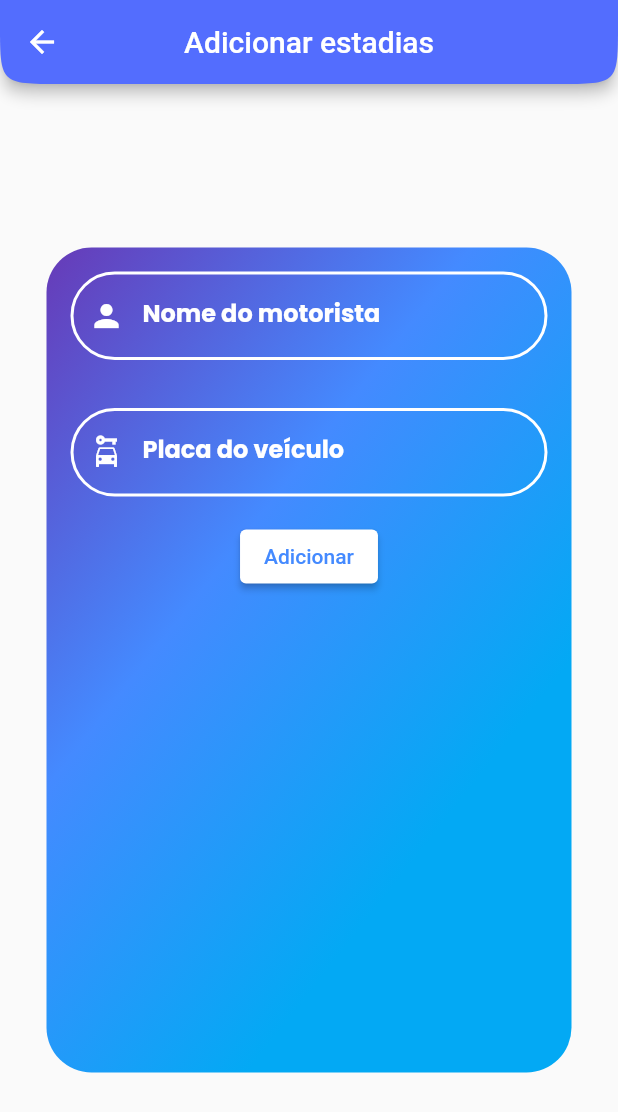
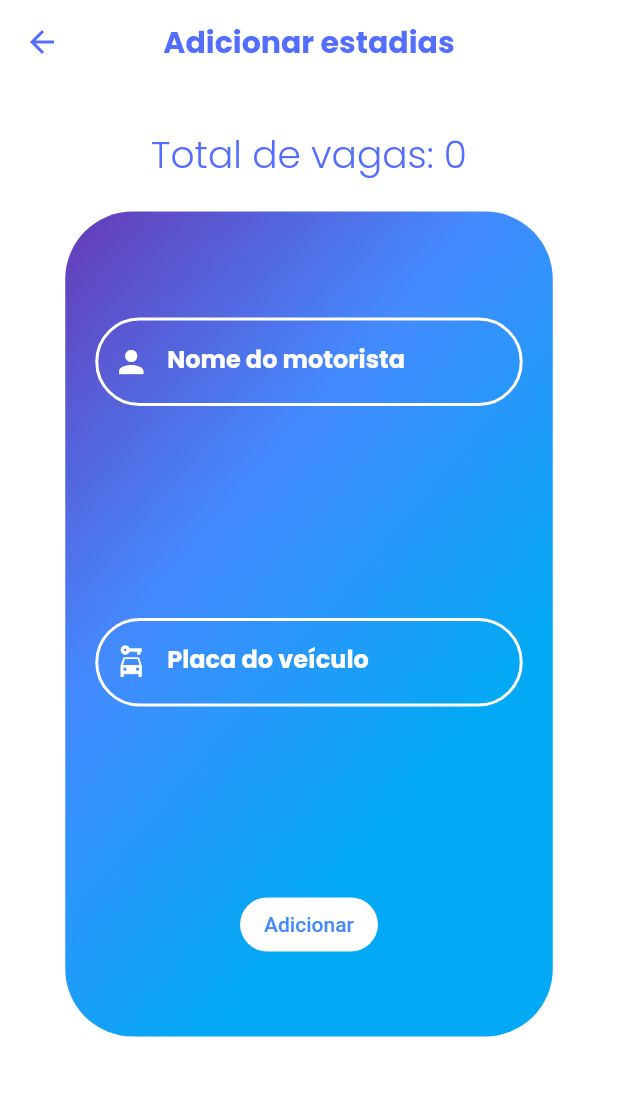
Before and after one commit to enzo-rocha/my-parking-projeto-final, a Flutter app: the screen it shows after launch, scrolled down 200 dp, after a tap on "Adicionar", on a phone screen of 412 x 824 dp. Shown: the top 1112 px of the screen. Run offline on Flutter 3.47's test engine with Material 2 defaults, Android fonts, the phone set to English and light mode, and no system bars; our stand-ins replace page_transition, shared_preferences.

Commit message:
commit 2

```diff
--- a/lib/main.dart
+++ b/lib/main.dart
@@ -8,7 +8,20 @@ import 'package:provider/provider.dart';
 import 'model/add_register_provider.dart';
 
 void main() {
-  runApp(ChangeNotifierProvider(child: const MyParking(), create: (_) => AddRegisterProvider()));
+  Provider.debugCheckInvalidValueType = null;
+  runApp(
+    MultiProvider(
+      providers: [
+        Provider(
+          create: (context) => AddRegisterProvider(),
+        ),
+        Provider(
+          create: (context) => NumberOfLotsState(),
+        ),
+      ],
+      child: const MyParking(),
+    ),
+  );
 }
 
 class MyParking extends StatelessWidget {
--- a/lib/view/screens/add_register_page.dart
+++ b/lib/view/screens/add_register_page.dart
@@ -1,4 +1,5 @@
 import 'package:final_project/model/add_register_provider.dart';
+import 'package:final_project/view/screens/number_of_lots_page.dart';
 import 'package:flutter/material.dart';
 import 'package:provider/provider.dart';
 
@@ -10,7 +11,6 @@ class AddRegisterPage extends StatefulWidget {
 }
 
 class _AddRegisterPageState extends State<AddRegisterPage> {
-
   final TextEditingController _driverNameController = TextEditingController();
   final TextEditingController _licensePlateController = TextEditingController();
   final _formKey = GlobalKey<FormState>();
@@ -18,10 +18,16 @@ class _AddRegisterPageState extends State<AddRegisterPage> {
   @override
   Widget build(BuildContext context) {
     return Scaffold(
+      backgroundColor: Colors.white,
       appBar: AppBar(
         centerTitle: true,
-        title: Text('Adicionar estadias'),
-        backgroundColor: Colors.indigoAccent,
+        title: const Text(
+          'Adicionar estadias',
+          style: TextStyle(color: Colors.indigoAccent, fontFamily: 'Poppins'),
+        ),
+        iconTheme: const IconThemeData(color: Colors.indigoAccent),
+        backgroundColor: Colors.white,
+        shadowColor: Colors.transparent,
         shape: const ContinuousRectangleBorder(
           borderRadius: BorderRadius.only(
             bottomLeft: Radius.circular(40),
@@ -32,21 +38,45 @@ class _AddRegisterPageState extends State<AddRegisterPage> {
       body: Form(
         key: _formKey,
         child: Center(
+          child: Column(
+            children: [
+              Padding(
+                padding: const EdgeInsets.only(top: 10),
                 child: Container(
                   decoration: BoxDecoration(
-              gradient: const LinearGradient(begin: Alignment.topLeft, colors: [
+                    color: Colors.white,
+                    borderRadius: BorderRadius.circular(40),
+                  ),
+                  width: 325,
+                  height: 75,
+                  child: Center(
+                      child: Text(
+                    "Total de vagas: ${Provider.of<NumberOfLotsState>(context, listen: false).numberOfLots}",
+                    style: const TextStyle(
+                        fontFamily: 'PoppinsLight',
+                        color: Colors.indigoAccent,
+                        fontSize: 25),
+                  )),
+                ),
+              ),
+              Container(
+                decoration: BoxDecoration(
+                  gradient: const LinearGradient(
+                      begin: Alignment.topLeft,
+                      colors: [
                         Colors.deepPurple,
                         Colors.blueAccent,
                         Colors.lightBlue
                       ]),
-              borderRadius: BorderRadius.circular(30),
+                  borderRadius: BorderRadius.circular(45),
                 ),
-            width: 350,
+                width: 325,
                 height: 550,
                 child: Column(
+                  mainAxisAlignment: MainAxisAlignment.spaceAround,
                   children: [
                     Padding(
-                  padding: const EdgeInsets.all(16.0),
+                      padding: const EdgeInsets.all(20.0),
                       child: TextFormField(
                         controller: _driverNameController,
                         validator: (value) {
@@ -58,7 +88,8 @@ class _AddRegisterPageState extends State<AddRegisterPage> {
                           return null;
                         },
                         decoration: InputDecoration(
-                      prefixIcon: const Icon(Icons.person, color: Colors.white),
+                          prefixIcon:
+                              const Icon(Icons.person, color: Colors.white),
                           enabledBorder: _buildBorder(Colors.white),
                           errorBorder: _buildBorder(Colors.red),
                           focusedErrorBorder: _buildBorder(Colors.red),
@@ -66,12 +97,13 @@ class _AddRegisterPageState extends State<AddRegisterPage> {
                           focusedBorder: _buildBorder(Colors.blueAccent),
                           disabledBorder: _buildBorder(Colors.white),
                           labelText: 'Nome do motorista',
-                      labelStyle: const TextStyle(color: Colors.white, fontFamily: 'Poppins'),
+                          labelStyle: const TextStyle(
+                              color: Colors.white, fontFamily: 'Poppins'),
                         ),
                       ),
                     ),
                     Padding(
-                  padding: const EdgeInsets.all(16.0),
+                      padding: const EdgeInsets.all(20.0),
                       child: TextFormField(
                         validator: (value) {
                           if (value!.length > 7) {
@@ -85,7 +117,8 @@ class _AddRegisterPageState extends State<AddRegisterPage> {
                         },
                         controller: _licensePlateController,
                         decoration: InputDecoration(
-                        prefixIcon: const Icon(Icons.car_rental, color: Colors.white),
+                          prefixIcon:
+                              const Icon(Icons.car_rental, color: Colors.white),
                           enabledBorder: _buildBorder(Colors.white),
                           errorBorder: _buildBorder(Colors.red),
                           focusedErrorBorder: _buildBorder(Colors.red),
@@ -93,21 +126,42 @@ class _AddRegisterPageState extends State<AddRegisterPage> {
                           focusedBorder: _buildBorder(Colors.white),
                           disabledBorder: _buildBorder(Colors.white),
                           labelText: 'Placa do veículo',
-                        labelStyle: const TextStyle(color: Colors.white, fontFamily: 'Poppins'),
+                          labelStyle: const TextStyle(
+                              color: Colors.white, fontFamily: 'Poppins'),
                         ),
                       ),
                     ),
                     ElevatedButton(
                       onPressed: () {
                         if (_formKey.currentState!.validate()) {
-                      Provider.of<AddRegisterProvider>(context, listen: false)
-                          .addRegister(_driverNameController.text,
-                              _licensePlateController.text, DateTime.now());
+                          if (!(Provider.of<AddRegisterProvider>(context,
+                                      listen: false)
+                                  .registers
+                                  .length ==
+                              Provider.of<NumberOfLotsState>(context,
+                                      listen: false)
+                                  .numberOfLots)) {
+                            Provider.of<AddRegisterProvider>(context,
+                                    listen: false)
+                                .addRegister(
+                                    _driverNameController.text,
+                                    _licensePlateController.text,
+                                    DateTime.now());
                             Navigator.popAndPushNamed(context, '/');
                           }
+                        }
                       },
-                  style: ElevatedButton.styleFrom(
-                    backgroundColor: Colors.white,
+                      style: ButtonStyle(
+                        shadowColor: MaterialStateProperty.all<Color?>(
+                            const Color.fromARGB(0, 0, 0, 0)),
+                        backgroundColor: MaterialStateProperty.all<Color?>(
+                            const Color.fromARGB(255, 255, 255, 255)),
+                        shape:
+                            MaterialStateProperty.all<RoundedRectangleBorder>(
+                          RoundedRectangleBorder(
+                            borderRadius: BorderRadius.circular(34),
+                          ),
+                        ),
                       ),
                       child: const Text(
                         "Adicionar",
@@ -116,6 +170,8 @@ class _AddRegisterPageState extends State<AddRegisterPage> {
                     )
                   ],
                 ),
+              ),
+            ],
           ),
         ),
       ),
--- a/lib/view/screens/number_of_lots_page.dart
+++ b/lib/view/screens/number_of_lots_page.dart
@@ -1,4 +1,8 @@
+import 'dart:async';
+
 import 'package:flutter/material.dart';
+import 'package:provider/provider.dart';
+import 'package:shared_preferences/shared_preferences.dart';
 
 class NumberOfLotsPage extends StatefulWidget {
   const NumberOfLotsPage({Key? key}) : super(key: key);
@@ -42,13 +46,43 @@ class _NumberOfLotsPageState extends State<NumberOfLotsPage> {
             ElevatedButton(
               onPressed: () async {
                 if (_formKey.currentState!.validate()) {
+                    Provider.of<NumberOfLotsState>(context, listen: false).changeNumberOfLots(_numberController.text);
                 }
               },
               child: const Text('Confirmar'),
             ),
+            ElevatedButton(onPressed: (){
+              print(Provider.of<NumberOfLotsState>(context, listen: false).numberOfLots);
+            }, child: Text('opa'))
           ],
         ),
       ),
     );
   }
 }
+
+class NumberOfLotsState extends ChangeNotifier {
+  NumberOfLotsState() {
+    _init();
+  }
+
+  int _numberOfLots = 0;
+  int get numberOfLots => _numberOfLots;
+
+  Future<void> _init() async {
+    final prefs = await SharedPreferences.getInstance();
+    _numberOfLots = prefs.getInt('number') ?? 0;
+      notifyListeners();
+    }
+
+  Future<void> changeNumberOfLots(controller) async {
+    final prefs = await SharedPreferences.getInstance();
+    final text = controller.toString();
+    final number = int.parse(text);
+    _numberOfLots = number;
+    await prefs.setInt('number', _numberOfLots);
+    notifyListeners();
+  }
+
+
+}
--- a/lib/view/screens/view_registers_page.dart
+++ b/lib/view/screens/view_registers_page.dart
@@ -7,11 +7,11 @@ class ViewRegisterPage extends StatelessWidget {
 
   @override
   Widget build(BuildContext context) {
-    final list = Provider.of<AddRegisterProvider>(context, listen: false).registers as List<Widget>;
+    final list = Provider.of<AddRegisterProvider>(context, listen: false).registers;
     return Scaffold(
       appBar: AppBar(
         centerTitle: true,
-        title: Text('Visualizar estadias'),
+        title: const Text('Visualizar estadias'),
         backgroundColor: Colors.indigoAccent,
         shape: const ContinuousRectangleBorder(
           borderRadius: BorderRadius.only(
```
Also changed, not shown: lib/controller/add_register_controller.dart (+5 -6 lines), lib/model/add_register_provider.dart (+11 -5 lines), lib/view/components/options_grid.dart (+22 -15 lines), pubspec.yaml (+1 -8 lines), pubspec.lock. Lines whose indentation alone changed are shown as unchanged.
